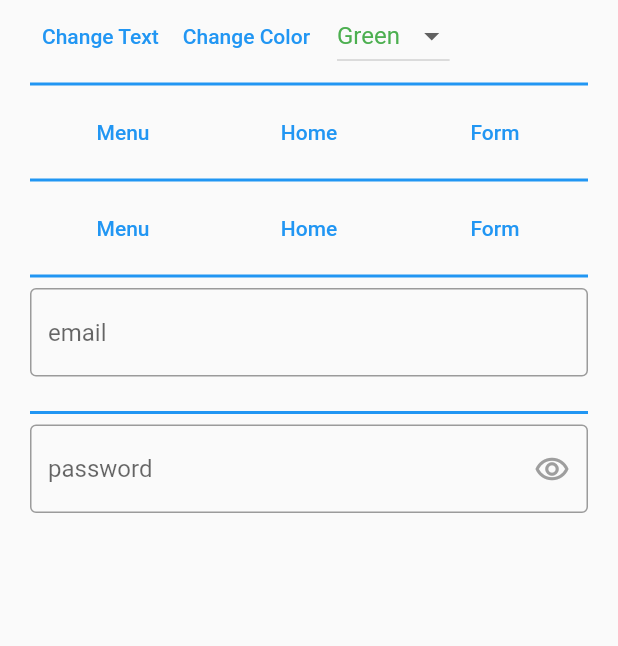
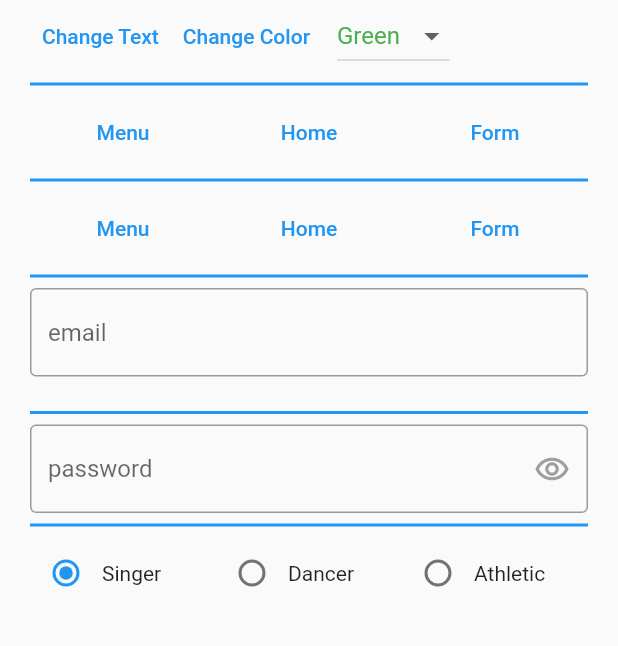
Before and after one commit to ishworpanta10/bloc_ui_state_management, a Flutter app: the HomePage screen opened directly, on a phone screen of 412 x 824 dp, the part 132-778 px from its top. Run offline on Flutter 3.47's test engine with Material 2 defaults, Android fonts, the phone set to English and light mode, and no system bars; our stand-ins replace flutter_bloc; statements that could not run were skipped.

Commit message:
radio list toggle with bloc using enum class

```diff
--- /dev/null
+++ b/lib/bloc/ui_state_management/radio_button_toggle_bloc.dart
@@ -0,0 +1,12 @@
+import 'package:flutter_bloc/flutter_bloc.dart';
+
+import '../../screens/homepage.dart';
+
+class RadioButtonToggleBloc extends Bloc<RadioOptions, RadioOptions> {
+  RadioButtonToggleBloc() : super(RadioOptions.Singer);
+
+  @override
+  Stream<RadioOptions> mapEventToState(RadioOptions event)async* {
+    yield event;
+  }
+}
--- a/lib/screens/homepage.dart
+++ b/lib/screens/homepage.dart
@@ -1,4 +1,5 @@
 import 'package:bloc_state_management/bloc/ui_state_management/basic_toggle_bloc.dart';
+import 'package:bloc_state_management/bloc/ui_state_management/radio_button_toggle_bloc.dart';
 import 'package:flutter/material.dart';
 import 'package:flutter_bloc/flutter_bloc.dart';
 
@@ -13,9 +14,12 @@ import '../models/button_model.dart';
 import '../models/select_button_and_take_data_bloc_model.dart';
 import '../widgets/widgets.dart';
 
+enum RadioOptions { Singer, Dancer, Athletic }
+
 class HomePage extends StatelessWidget {
   static final List<Color> colorList = [Colors.green, Colors.blue, Colors.red, Colors.orange, Colors.cyanAccent, Colors.black, Colors.purple];
   static final dropDownItemsList = ["Green", "Blue", "Red", "Orange"];
+
   final List<ButtonModel> buttonModelList = [
     ButtonModel(text: "Menu", icon: Icons.menu),
     ButtonModel(text: "Home", icon: Icons.account_balance_sharp),
@@ -40,13 +44,13 @@ class HomePage extends StatelessWidget {
                   builder: (context, state) {
                     var color = Colors.black;
                     if (state == "Green") {
-                      color = colorList[0];
+                      color = HomePage.colorList[0];
                     } else if (state == "Blue") {
-                      color = colorList[1];
+                      color = HomePage.colorList[1];
                     } else if (state == "Red") {
-                      color = colorList[2];
+                      color = HomePage.colorList[2];
                     } else if (state == "Orange") {
-                      color = colorList[3];
+                      color = HomePage.colorList[3];
                     }
                     return BlocBuilder<ColorChangeBloc, ColorModel>(
                       builder: (context, stateColor) {
@@ -99,16 +103,16 @@ class HomePage extends StatelessWidget {
                           BlocProvider.of<DropdownChangeBloc>(context).add(value!);
                         },
                         value: dropDownState,
-                        items: dropDownItemsList.map((e) {
+                        items: HomePage.dropDownItemsList.map((e) {
                           var color = Colors.black;
                           if (dropDownState == "Green") {
-                            color = colorList[0];
+                            color = HomePage.colorList[0];
                           } else if (dropDownState == "Blue") {
-                            color = colorList[1];
+                            color = HomePage.colorList[1];
                           } else if (dropDownState == "Red") {
-                            color = colorList[2];
+                            color = HomePage.colorList[2];
                           } else if (dropDownState == "Orange") {
-                            color = colorList[3];
+                            color = HomePage.colorList[3];
                           }
                           return DropdownMenuItem(
                             value: e,
@@ -211,7 +215,9 @@ class HomePage extends StatelessWidget {
                 return Text(formDataState);
               },
             ),
+
             divider,
+            //password toggle bloc
             BlocBuilder<PasswordToggleInFormBloc, bool>(
               builder: (context, passwordState) {
                 return TextFormField(
@@ -230,6 +236,74 @@ class HomePage extends StatelessWidget {
                 );
               },
             ),
+            divider,
+            //toggle radio tile
+            BlocBuilder<RadioButtonToggleBloc, RadioOptions>(
+              builder: (context, radioToggleState) {
+                print("Toggle Radio Value $radioToggleState");
+                var toggleValue = "Singer";
+                if (radioToggleState == RadioOptions.Singer) {
+                  toggleValue = "Singer";
+                } else if (radioToggleState == RadioOptions.Dancer) {
+                  toggleValue = "Dancer";
+                } else if (radioToggleState == RadioOptions.Athletic) {
+                  toggleValue = "Athletic";
+                }
+                print("Toggle String Value $toggleValue");
+                return Row(
+                  children: [
+                    Expanded(
+                      child: Row(
+                        children: [
+                          Radio(
+                            value: RadioOptions.Singer,
+                            groupValue: radioToggleState,
+                            onChanged: (value) {
+                              context.read<RadioButtonToggleBloc>().add(value as RadioOptions);
+
+                              // setState(() {
+                              // // this _currentOption is defined in top with initial value as RadioOptions.Singer if we use setState
+                              // // and we use _currentOption as groupValue and Change it as below using onChanged value
+                              //   _currentOption = value as RadioOptions;
+                              // });
+                            },
+                          ),
+                          const Text('Singer'),
+                        ],
+                      ),
+                    ),
+                    Expanded(
+                      child: Row(
+                        children: [
+                          Radio(
+                            value: RadioOptions.Dancer,
+                            groupValue: radioToggleState,
+                            onChanged: (value) {
+                              context.read<RadioButtonToggleBloc>().add(value as RadioOptions);
+                            },
+                          ),
+                          const Text('Dancer'),
+                        ],
+                      ),
+                    ),
+                    Expanded(
+                      child: Row(
+                        children: [
+                          Radio(
+                            value: RadioOptions.Athletic,
+                            groupValue: radioToggleState,
+                            onChanged: (value) {
+                              context.read<RadioButtonToggleBloc>().add(value as RadioOptions);
+                            },
+                          ),
+                          const Text('Athletic'),
+                        ],
+                      ),
+                    ),
+                  ],
+                );
+              },
+            ),
           ],
         ),
       ),
--- a/lib/splash.dart
+++ b/lib/splash.dart
@@ -7,6 +7,7 @@ import 'package:flutter_bloc/flutter_bloc.dart';
 import 'bloc/ui_state_management/basic_toggle_bloc.dart';
 import 'bloc/ui_state_management/change_form_decoration_bloc.dart';
 import 'bloc/ui_state_management/get_form_string_data_bloc.dart';
+import 'bloc/ui_state_management/radio_button_toggle_bloc.dart';
 import 'bloc/ui_state_management/select_button_and_get_text_data_bloc.dart';
 import 'bloc/ui_state_management/select_button_bloc.dart';
 import 'screens/screens.dart';
@@ -42,6 +43,9 @@ class SplashScreen extends StatelessWidget {
         BlocProvider(
           create: (_) => PasswordToggleInFormBloc(),
         ),
+        BlocProvider(
+          create: (_) => RadioButtonToggleBloc(),
+        ),
       ],
       child: MaterialApp(
         title: 'Bloc State Management Demo',
```
